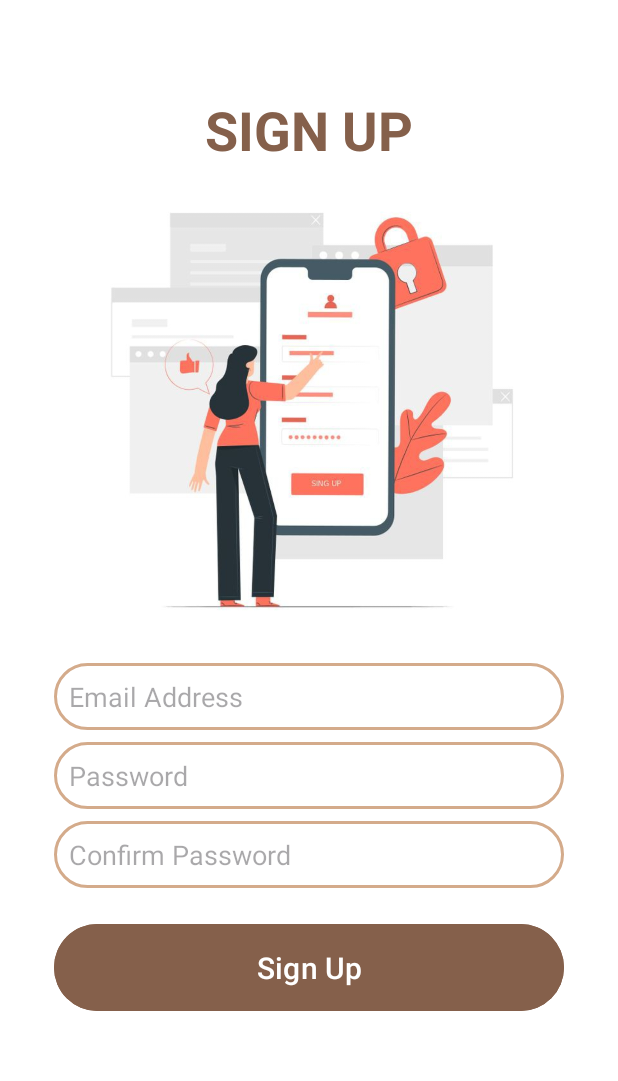
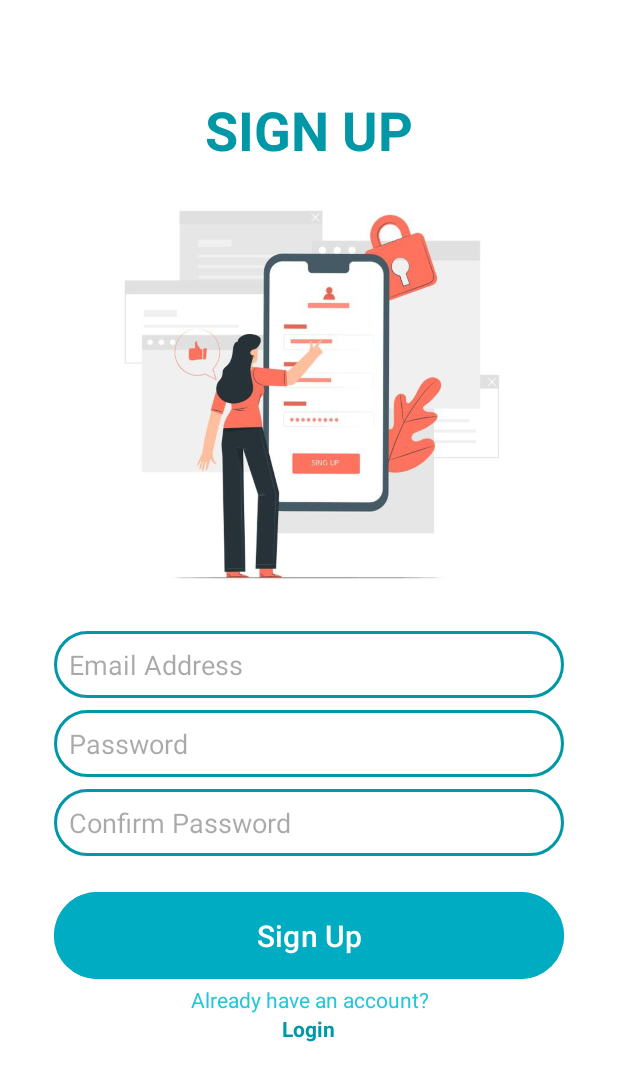
Before and after one commit to Vihari7/BeFreeApp, an Android app: the Signup screen opened directly, with no data from a screen before it, on a phone screen of 412 x 824 dp. Shown: the top 1081 px of the screen. Run offline under Robolectric (Android 15) with nearby library versions, the phone set to English and light mode, and no system bars.

Commit message:
create signup

```diff
--- a/app/src/main/java/com/viha/befreeapp/Signup.java
+++ b/app/src/main/java/com/viha/befreeapp/Signup.java
@@ -3,12 +3,38 @@ package com.viha.befreeapp;
 import androidx.appcompat.app.AppCompatActivity;
 
 import android.os.Bundle;
-
+import android.content.Intent;
+import android.view.View;
+import android.widget.Button;
+import android.widget.TextView;
 public class Signup extends AppCompatActivity {
 
     @Override
     protected void onCreate(Bundle savedInstanceState) {
         super.onCreate(savedInstanceState);
         setContentView(R.layout.activity_signup);
+
+        View buttonSignup = findViewById(R.id.buttonSignup);
+        View linkToLogin = findViewById(R.id.linkToLogin);
+
+        buttonSignup.setOnClickListener(new View.OnClickListener() {
+            @Override
+            public void onClick(View v) {
+                // Your signup logic here
+
+                // Redirect to Login activity after signup
+                Intent intent = new Intent(Signup.this, Login.class);
+                startActivity(intent);
+            }
+        });
+
+        linkToLogin.setOnClickListener(new View.OnClickListener() {
+            @Override
+            public void onClick(View v) {
+                Intent intent = new Intent(Signup.this, Login.class);
+                startActivity(intent);
+            }
+        });
+
     }
 }
--- a/app/src/main/res/drawable/round_edittext.xml
+++ b/app/src/main/res/drawable/round_edittext.xml
@@ -4,7 +4,7 @@
     <corners android:radius="10dp"/>
     <stroke
         android:width="1dp"
-        android:color="#D4AB8B"/>
+        android:color="@color/blueDarkest"/>
     <padding
         android:left="10dp"
         android:top="10dp"
--- a/app/src/main/res/drawable/shapes_customize.xml
+++ b/app/src/main/res/drawable/shapes_customize.xml
@@ -3,7 +3,7 @@
     android:shape="rectangle">
 
     <stroke
-        android:color="@color/backgroundLines"
+        android:color="@color/blueDarkest"
         android:width="2dp"/>
     <corners android:radius="300dp"/>
 </shape>
--- a/app/src/main/res/layout/activity_main.xml
+++ b/app/src/main/res/layout/activity_main.xml
@@ -4,7 +4,7 @@
     xmlns:tools="http://schemas.android.com/tools"
     android:layout_width="match_parent"
     android:layout_height="match_parent"
-    android:background="@color/paleOrange"
+    android:background="@color/softBlueLightest"
     tools:context=".MainActivity">
 
     <ImageView
--- a/app/src/main/res/layout/activity_signup.xml
+++ b/app/src/main/res/layout/activity_signup.xml
@@ -4,69 +4,93 @@
     xmlns:tools="http://schemas.android.com/tools"
     android:layout_width="match_parent"
     android:layout_height="match_parent"
+    android:background="@color/white"
     android:orientation="vertical"
-    android:background="@color/white"
     android:padding="36dp"
     tools:context=".Signup">
+
     <TextView
-        android:layout_width="match_parent"
+        android:id="@+id/signuptext"
+        android:layout_width="wrap_content"
         android:layout_height="wrap_content"
+        android:layout_gravity="center"
         android:layout_marginTop="16dp"
+        android:padding="10dp"
         android:text="SIGN UP"
+        android:textColor="@color/blueDarkest"
         android:textSize="36sp"
-        android:padding="10dp"
-        android:textStyle="bold"
-        android:textColor="#85604B"
-        android:gravity="center"/>
+        android:textStyle="bold" />
 
     <ImageView
         android:id="@+id/signupImage"
         android:layout_width="wrap_content"
-        android:layout_height="313dp"
+        android:layout_height="292dp"
         android:layout_gravity="center"
         android:src="@drawable/signup" />
-
 
     <EditText
         android:id="@+id/editEmail"
         android:layout_width="match_parent"
         android:layout_height="wrap_content"
+        android:layout_marginTop="8dp"
         android:background="@drawable/shapes_customize"
+        android:hint="Email Address"
         android:padding="10dp"
-        android:hint="Email Address"
-        android:layout_marginTop="8dp"
-        android:textColor="@color/grey"/>
+        android:textColor="@color/softBlueLight" />
 
     <EditText
         android:id="@+id/editPassword"
         android:layout_width="match_parent"
         android:layout_height="wrap_content"
+        android:layout_marginTop="8dp"
         android:background="@drawable/shapes_customize"
-        android:padding="10dp"
         android:hint="Password"
         android:inputType="textPassword"
-        android:layout_marginTop="8dp"
-        android:textColor="@color/grey"/>
+        android:padding="10dp"
+        android:textColor="@color/softBlueLight" />
+
     <EditText
         android:id="@+id/editConfirmPassword"
         android:layout_width="match_parent"
         android:layout_height="wrap_content"
+        android:layout_marginTop="8dp"
         android:background="@drawable/shapes_customize"
+        android:hint="Confirm Password"
+        android:inputType="textPassword"
         android:padding="10dp"
-        android:hint="Confirm Password"
-        android:layout_marginTop="8dp"
-        android:inputType="textPassword"
-        android:textColor="@color/grey"/>
+        android:textColor="@color/softBlueLight" />
 
     <Button
         android:id="@+id/buttonSignup"
         android:layout_width="match_parent"
         android:layout_height="wrap_content"
-        android:backgroundTint="#85604B"
+        android:layout_marginTop="20dp"
+        android:backgroundTint="@color/softBlueDarker"
         android:padding="15dp"
         android:text="Sign Up"
-        android:layout_marginTop="20dp"
         android:textColor="@color/white"
         android:textSize="20dp" />
 
+    <TextView
+        android:id="@+id/linkTologin"
+        android:layout_width="wrap_content"
+        android:layout_height="19dp"
+        android:layout_gravity="center"
+        android:gravity="center"
+        android:text="Already have an account?"
+        android:textColor="@color/softBlueDark" />
+
+    <TextView
+        android:id="@+id/linkToLogin"
+        android:layout_width="wrap_content"
+        android:layout_height="wrap_content"
+
+        android:layout_gravity="center"
+        android:clickable="true"
+        android:focusable="true"
+        android:gravity="center"
+        android:text="Login"
+        android:textAlignment="gravity"
+        android:textColor="@color/blueDarkest"
+        android:textStyle="bold" />
 </LinearLayout>
--- a/app/src/main/res/values/colors.xml
+++ b/app/src/main/res/values/colors.xml
@@ -2,12 +2,33 @@
 <resources>
     <color name="black">#FF000000</color>
     <color name="white">#FFFFFFFF</color>
-<!--    button color-->
-    <color name="desaturatedyellow">#66623C</color>
-<!--    Topic color-->
-    <color name="desaturatedOrange">#623E2A</color>
-    <color name="paleOrange">#FFF6EF</color>
+    <!-- Soft Blue Variations -->
+    <color name="softBlueLightest">#E0F7FA</color>
+    <color name="softBlueLighter">#B2EBF2</color>
+    <color name="softBlueLight">#80DEEA</color>
+    <color name="softBlue">#4DD0E1</color>
+    <color name="softBlueDark">#26C6DA</color>
+    <color name="softBlueDarker">#00ACC1</color>
+    <color name="blueDarkest">#0097A7</color>
 
-    <color name="grey">#5E5A54</color>
-    <color name="backgroundLines">#D4AB8B</color>
+    <!-- Lavender Variations -->
+    <color name="lavenderLightest">#F3E5F5</color>
+    <color name="lavenderLighter">#E1BEE7</color>
+    <color name="lavenderLight">#CE93D8</color>
+    <color name="lavender">#BA68C8</color>
+    <color name="lavenderDark">#AB47BC</color>
+    <color name="lavenderDarker">#9C27B0</color>
+    <color name="lavenderDarkest">#7B1FA2</color>
+
+    <!-- Soft Pink Variations -->
+    <color name="softPinkLightest">#FCE4EC</color>
+    <color name="softPinkLighter">#F8BBD0</color>
+    <color name="softPinkLight">#F48FB1</color>
+    <color name="softPink">#F06292</color>
+    <color name="softPinkDark">#EC407A</color>
+    <color name="softPinkDarker">#E91E63</color>
+    <color name="softPinkDarkest">#C2185B</color>
+
+    <!-- Neutral Colors -->
+    <color name="lightGray">#D3D3D3</color> <!-- Light gray for neutral elements -->
 </resources>
--- a/app/src/main/res/values/themes.xml
+++ b/app/src/main/res/values/themes.xml
@@ -2,7 +2,7 @@
     <!-- Base application theme. -->
     <style name="Base.Theme.BeFreeApp" parent="Theme.Material3.DayNight.NoActionBar">
         <!-- Customize your light theme here. -->
-      <item name="colorPrimary">@color/desaturatedyellow</item>
+      <item name="colorPrimary">@color/softBlueDark</item>
     </style>
 
     <style name="Theme.BeFreeApp" parent="Base.Theme.BeFreeApp" />
```
Also changed, not shown: app/src/main/res/layout/activity_start.xml (+4 -4 lines), app/src/main/res/drawable/befreelogo.png, app/src/main/res/drawable/start.jpg.
